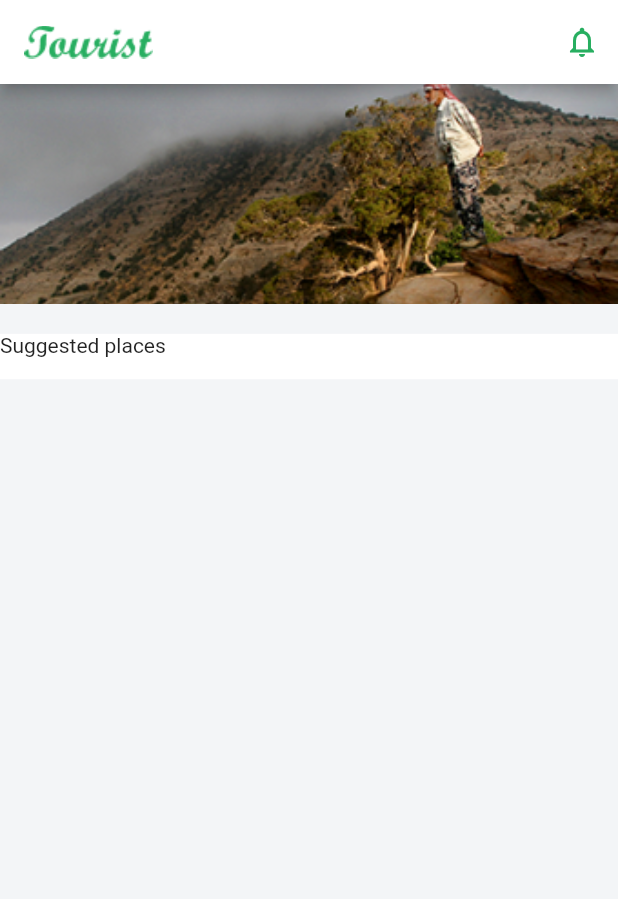
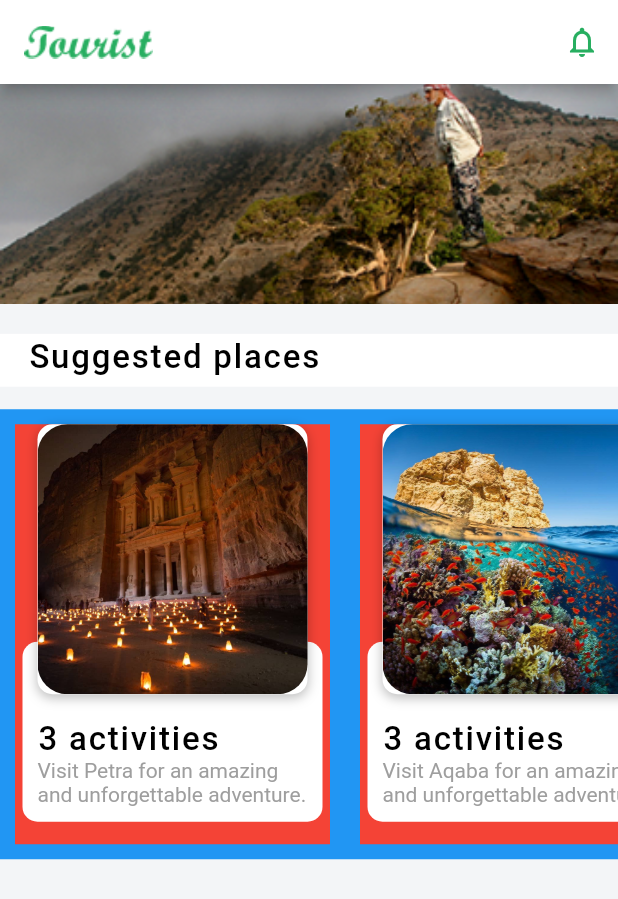
Before and after one commit to HasanQattam/Visit-Jordan, a Flutter app: the screen it shows after launch, on a phone screen of 412 x 824 dp. Shown: the top 899 px of the screen. Run offline on Flutter 3.47's test engine with Material 2 defaults, Android fonts, the phone set to English and light mode, and no system bars.

Commit message:
Added Destination Containers

```diff
--- a/visit_jordan/lib/constants.dart
+++ b/visit_jordan/lib/constants.dart
@@ -2,3 +2,9 @@ import 'package:flutter/material.dart';
 
 const kPrimaryColor = Color(0xFF27AE60);
 const kAccentColor = Color(0xFFD8ECF1);
+const kTextStyle = TextStyle(
+  fontSize: 22.0,
+  fontWeight: FontWeight.w500,
+  color: Colors.black,
+  letterSpacing: 1.2,
+);
--- a/visit_jordan/lib/models/destination_model.dart
+++ b/visit_jordan/lib/models/destination_model.dart
@@ -45,38 +45,38 @@ List<Activity> activities = [
 
 List<Destination> destinations = [
   Destination(
-    imageUrl: 'assets/images/venice.jpg',
-    city: 'Venice',
-    country: 'Italy',
-    description: 'Visit Venice for an amazing and unforgettable adventure.',
+    imageUrl: 'assets/images/petra.jpg',
+    city: 'Petra',
+    country: 'Jordan',
+    description: 'Visit Petra for an amazing and unforgettable adventure.',
     activities: activities,
   ),
   Destination(
-    imageUrl: 'assets/images/paris.jpg',
-    city: 'Paris',
-    country: 'France',
-    description: 'Visit Paris for an amazing and unforgettable adventure.',
+    imageUrl: 'assets/images/aqaba.jpg',
+    city: 'Aqaba',
+    country: 'Jordan',
+    description: 'Visit Aqaba for an amazing and unforgettable adventure.',
     activities: activities,
   ),
   Destination(
-    imageUrl: 'assets/images/newdelhi.jpg',
-    city: 'New Delhi',
-    country: 'India',
-    description: 'Visit New Delhi for an amazing and unforgettable adventure.',
+    imageUrl: 'assets/images/deadSea.jpg',
+    city: 'Dead Sea',
+    country: 'Jordan',
+    description: 'Visit Dead Sea for an amazing and unforgettable adventure.',
     activities: activities,
   ),
   Destination(
-    imageUrl: 'assets/images/saopaulo.jpg',
-    city: 'Sao Paulo',
-    country: 'Brazil',
-    description: 'Visit Sao Paulo for an amazing and unforgettable adventure.',
+    imageUrl: 'assets/images/amman.jpg',
+    city: 'Amman',
+    country: 'Jordan',
+    description: 'Visit Amman for an amazing and unforgettable adventure.',
     activities: activities,
   ),
   Destination(
-    imageUrl: 'assets/images/newyork.jpg',
-    city: 'New York City',
-    country: 'United States',
-    description: 'Visit New York for an amazing and unforgettable adventure.',
+    imageUrl: 'assets/images/jarash.jpg',
+    city: 'Jarash',
+    country: 'Jordan',
+    description: 'Visit Jarash for an amazing and unforgettable adventure.',
     activities: activities,
   ),
 ];
--- a/visit_jordan/lib/screens/homePage.dart
+++ b/visit_jordan/lib/screens/homePage.dart
@@ -1,5 +1,6 @@
 import 'package:flutter/material.dart';
-import 'package:font_awesome_flutter/font_awesome_flutter.dart';
+import 'package:visit_jordan/constants.dart';
+import 'package:visit_jordan/models/destination_model.dart';
 
 class HomePage extends StatefulWidget {
   @override
@@ -13,7 +14,7 @@ class _HomePageState extends State<HomePage> {
       appBar: AppBar(
         backgroundColor: Color(0xFFFFFFFF),
         title: Image.asset(
-          'assets/Tourist.png',
+          'assets/images/Tourist.png',
           fit: BoxFit.cover,
         ),
         actions: <Widget>[
@@ -31,7 +32,7 @@ class _HomePageState extends State<HomePage> {
             Container(
               color: Colors.black,
               child: Image.asset(
-                'assets/home2.png',
+                'assets/images/home2.png',
                 fit: BoxFit.cover,
               ),
               height: 146.57,
@@ -39,12 +40,94 @@ class _HomePageState extends State<HomePage> {
             SizedBox(
               height: 20,
             ),
+            Column(
+              children: <Widget>[
+                Container(
+                  color: Color(0xFFFFFFFF),
+                  height: 35.26,
+                  width: 500,
+                  padding: EdgeInsets.fromLTRB(19, 3, 3, 3),
+                  child: Text(
+                    'Suggested places',
+                    style: kTextStyle,
+                  ),
+                ),
+              ],
+            ),
+            SizedBox(height: 15),
             Container(
-              color: Color(0xFFFFFFFF),
-              height: 30.26,
-              width: 375,
-              child: Text(
-                'Suggested places',
+              height: 300,
+              color: Colors.blue,
+              child: ListView.builder(
+                scrollDirection: Axis.horizontal,
+                itemCount: destinations.length,
+                itemBuilder: (BuildContext context, int index) {
+                  Destination destination = destinations[index];
+                  return Container(
+                    margin: EdgeInsets.all(10),
+                    color: Colors.red,
+                    width: 210,
+                    child: Stack(
+                      alignment: Alignment.topCenter,
+                      children: <Widget>[
+                        Positioned(
+                          bottom: 15.0,
+                          child: Container(
+                            height: 120,
+                            width: 200,
+                            decoration: BoxDecoration(
+                              color: Colors.white,
+                              borderRadius: BorderRadius.circular(10.0),
+                            ),
+                            child: Padding(
+                              padding: const EdgeInsets.all(10.0),
+                              child: Column(
+                                mainAxisAlignment: MainAxisAlignment.end,
+                                crossAxisAlignment: CrossAxisAlignment.start,
+                                children: <Widget>[
+                                  Text(
+                                    '${destination.activities.length} activities',
+                                    style: kTextStyle,
+                                  ),
+                                  Text(
+                                    destination.description,
+                                    style: TextStyle(color: Colors.grey),
+                                  ),
+                                ],
+                              ),
+                            ),
+                          ),
+                        ),
+                        Container(
+                          decoration: BoxDecoration(
+                            color: Colors.white,
+                            borderRadius: BorderRadius.circular(10.0),
+                            boxShadow: [
+                              BoxShadow(
+                                color: Colors.black26,
+                                offset: Offset(0.0, 2.0),
+                                blurRadius: 6.0,
+                              ),
+                            ],
+                          ),
+                          child: Stack(
+                            children: <Widget>[
+                              ClipRRect(
+                                borderRadius: BorderRadius.circular(20.0),
+                                child: Image(
+                                  height: 180.0,
+                                  width: 180.0,
+                                  image: AssetImage(destination.imageUrl),
+                                  fit: BoxFit.cover,
+                                ),
+                              ),
+                            ],
+                          ),
+                        )
+                      ],
+                    ),
+                  );
+                },
               ),
             ),
           ],
--- a/visit_jordan/pubspec.yaml
+++ b/visit_jordan/pubspec.yaml
@@ -34,4 +34,4 @@ dev_dependencies:
 flutter:
   uses-material-design: true
   assets:
-    - assets/
+    - assets/images/
```
Also changed, not shown: visit_jordan/assets/images/Tourist.png (renamed from visit_jordan/assets/Tourist.png), visit_jordan/assets/images/amman.jpg (added), visit_jordan/assets/images/aqaba.jpg (added), visit_jordan/assets/images/deadSea.jpg (added), visit_jordan/assets/images/home2.png (renamed from visit_jordan/assets/home2.png), visit_jordan/assets/images/jarash.jpg (added), visit_jordan/assets/images/petra.jpg (added), visit_jordan/assets/images/phome.jpg (renamed from visit_jordan/assets/phome.jpg), visit_jordan/assets/stroke.png (deleted).
